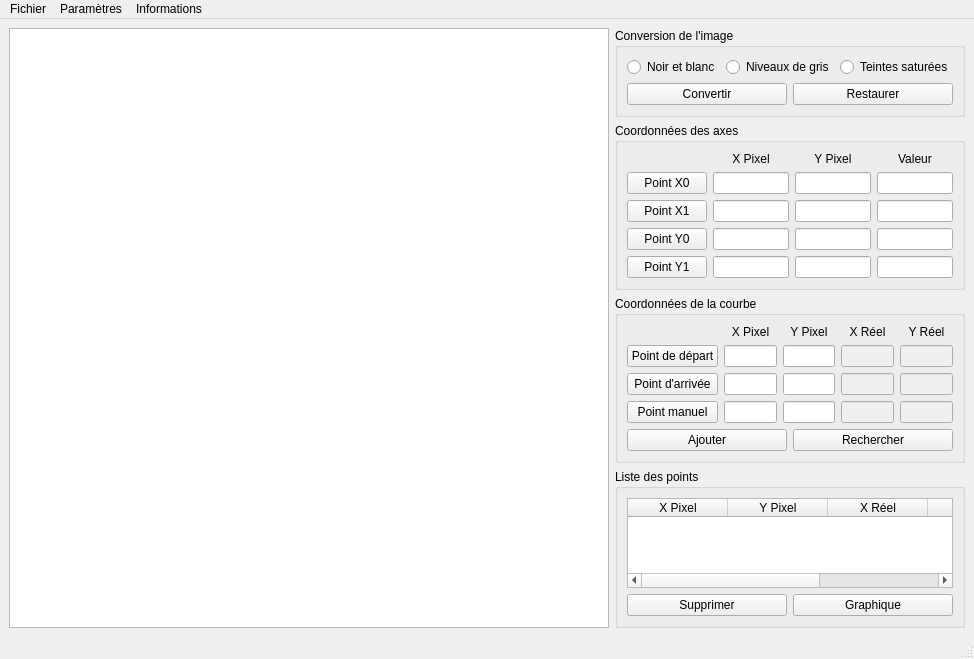
Above: interfaces/EcranPrincipal.ui from lovehina13/NumerisationDeCourbes before the change. Below: the same form after it.
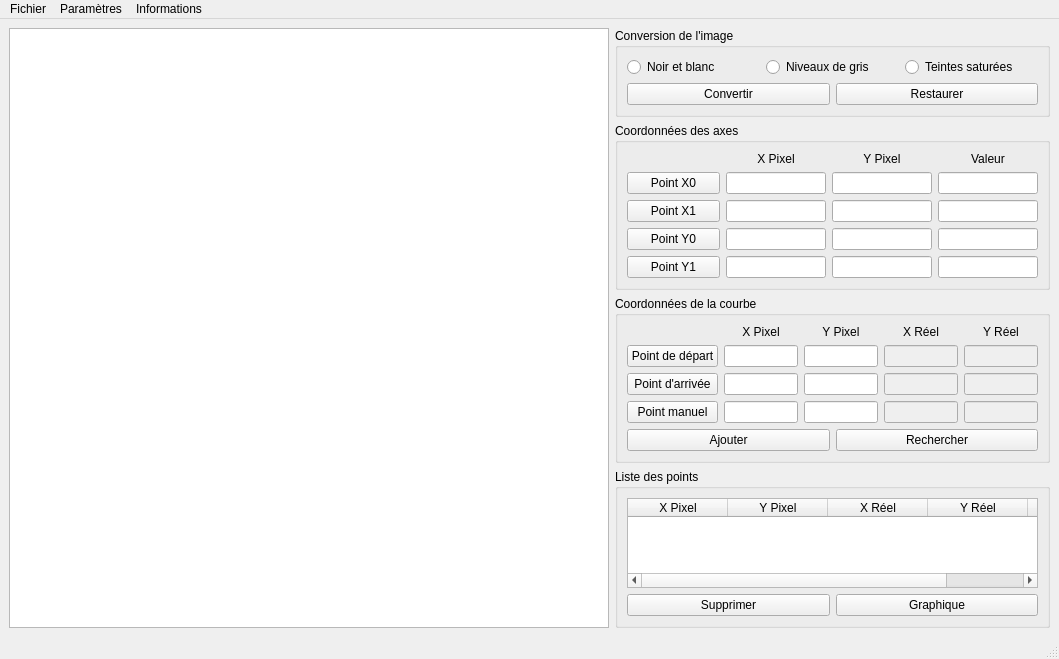
That is the form after the change. Icons and pictures are not drawn. Custom widgets are drawn as their Qt base class.

Commit message: Implémentation de la classe EcranPrincipal et des éléments Outils (non terminés).

```diff
--- a/interfaces/EcranPrincipal.ui
+++ b/interfaces/EcranPrincipal.ui
@@ -6,7 +6,7 @@
    <rect>
     <x>0</x>
     <y>0</y>
-    <width>950</width>
+    <width>1046</width>
     <height>659</height>
    </rect>
   </property>
@@ -124,13 +124,52 @@
         </widget>
        </item>
        <item row="1" column="1">
-        <widget class="QLineEdit" name="lineEditPointX0XPixel"/>
+        <widget class="QLineEdit" name="lineEditPointX0XPixel">
+         <property name="sizePolicy">
+          <sizepolicy hsizetype="Minimum" vsizetype="Fixed">
+           <horstretch>0</horstretch>
+           <verstretch>0</verstretch>
+          </sizepolicy>
+         </property>
+         <property name="maximumSize">
+          <size>
+           <width>100</width>
+           <height>16777215</height>
+          </size>
+         </property>
+        </widget>
        </item>
        <item row="1" column="2">
-        <widget class="QLineEdit" name="lineEditPointX0YPixel"/>
+        <widget class="QLineEdit" name="lineEditPointX0YPixel">
+         <property name="sizePolicy">
+          <sizepolicy hsizetype="Minimum" vsizetype="Fixed">
+           <horstretch>0</horstretch>
+           <verstretch>0</verstretch>
+          </sizepolicy>
+         </property>
+         <property name="maximumSize">
+          <size>
+           <width>100</width>
+           <height>16777215</height>
+          </size>
+         </property>
+        </widget>
        </item>
        <item row="1" column="3">
-        <widget class="QLineEdit" name="lineEditPointX0Valeur"/>
+        <widget class="QLineEdit" name="lineEditPointX0Valeur">
+         <property name="sizePolicy">
+          <sizepolicy hsizetype="Minimum" vsizetype="Fixed">
+           <horstretch>0</horstretch>
+           <verstretch>0</verstretch>
+          </sizepolicy>
+         </property>
+         <property name="maximumSize">
+          <size>
+           <width>100</width>
+           <height>16777215</height>
+          </size>
+         </property>
+        </widget>
        </item>
        <item row="2" column="0">
         <widget class="QPushButton" name="pushButtonPointX1">
@@ -143,13 +182,52 @@
         </widget>
        </item>
        <item row="2" column="1">
-        <widget class="QLineEdit" name="lineEditPointX1XPixel"/>
+        <widget class="QLineEdit" name="lineEditPointX1XPixel">
+         <property name="sizePolicy">
+          <sizepolicy hsizetype="Minimum" vsizetype="Fixed">
+           <horstretch>0</horstretch>
+           <verstretch>0</verstretch>
+          </sizepolicy>
+         </property>
+         <property name="maximumSize">
+          <size>
+           <width>100</width>
+           <height>16777215</height>
+          </size>
+         </property>
+        </widget>
        </item>
        <item row="2" column="2">
-        <widget class="QLineEdit" name="lineEditPointX1YPixel"/>
+        <widget class="QLineEdit" name="lineEditPointX1YPixel">
+         <property name="sizePolicy">
+          <sizepolicy hsizetype="Minimum" vsizetype="Fixed">
+           <horstretch>0</horstretch>
+           <verstretch>0</verstretch>
+          </sizepolicy>
+         </property>
+         <property name="maximumSize">
+          <size>
+           <width>100</width>
+           <height>16777215</height>
+          </size>
+         </property>
+        </widget>
        </item>
        <item row="2" column="3">
-        <widget class="QLineEdit" name="lineEditPointX1Valeur"/>
+        <widget class="QLineEdit" name="lineEditPointX1Valeur">
+         <property name="sizePolicy">
+          <sizepolicy hsizetype="Minimum" vsizetype="Fixed">
+           <horstretch>0</horstretch>
+           <verstretch>0</verstretch>
+          </sizepolicy>
+         </property>
+         <property name="maximumSize">
+          <size>
+           <width>100</width>
+           <height>16777215</height>
+          </size>
+         </property>
+        </widget>
        </item>
        <item row="3" column="0">
         <widget class="QPushButton" name="pushButtonPointY0">
@@ -162,13 +240,52 @@
         </widget>
        </item>
        <item row="3" column="1">
-        <widget class="QLineEdit" name="lineEditPointY0XPixel"/>
+        <widget class="QLineEdit" name="lineEditPointY0XPixel">
+         <property name="sizePolicy">
+          <sizepolicy hsizetype="Minimum" vsizetype="Fixed">
+           <horstretch>0</horstretch>
+           <verstretch>0</verstretch>
+          </sizepolicy>
+         </property>
+         <property name="maximumSize">
+          <size>
+           <width>100</width>
+           <height>16777215</height>
+          </size>
+         </property>
+        </widget>
        </item>
        <item row="3" column="2">
-        <widget class="QLineEdit" name="lineEditPointY0YPixel"/>
+        <widget class="QLineEdit" name="lineEditPointY0YPixel">
+         <property name="sizePolicy">
+          <sizepolicy hsizetype="Minimum" vsizetype="Fixed">
+           <horstretch>0</horstretch>
+           <verstretch>0</verstretch>
+          </sizepolicy>
+         </property>
+         <property name="maximumSize">
+          <size>
+           <width>100</width>
+           <height>16777215</height>
+          </size>
+         </property>
+        </widget>
        </item>
        <item row="3" column="3">
-        <widget class="QLineEdit" name="lineEditPointY0Valeur"/>
+        <widget class="QLineEdit" name="lineEditPointY0Valeur">
+         <property name="sizePolicy">
+          <sizepolicy hsizetype="Minimum" vsizetype="Fixed">
+           <horstretch>0</horstretch>
+           <verstretch>0</verstretch>
+          </sizepolicy>
+         </property>
+         <property name="maximumSize">
+          <size>
+           <width>100</width>
+           <height>16777215</height>
+          </size>
+         </property>
+        </widget>
        </item>
        <item row="4" column="0">
         <widget class="QPushButton" name="pushButtonPointY1">
@@ -181,13 +298,52 @@
         </widget>
        </item>
        <item row="4" column="1">
-        <widget class="QLineEdit" name="lineEditPointY1XPixel"/>
+        <widget class="QLineEdit" name="lineEditPointY1XPixel">
+         <property name="sizePolicy">
+          <sizepolicy hsizetype="Minimum" vsizetype="Fixed">
+           <horstretch>0</horstretch>
+           <verstretch>0</verstretch>
+          </sizepolicy>
+         </property>
+         <property name="maximumSize">
+          <size>
+           <width>100</width>
+           <height>16777215</height>
+          </size>
+         </property>
+        </widget>
        </item>
        <item row="4" column="2">
-        <widget class="QLineEdit" name="lineEditPointY1YPixel"/>
+        <widget class="QLineEdit" name="lineEditPointY1YPixel">
+         <property name="sizePolicy">
+          <sizepolicy hsizetype="Minimum" vsizetype="Fixed">
+           <horstretch>0</horstretch>
+           <verstretch>0</verstretch>
+          </sizepolicy>
+         </property>
+         <property name="maximumSize">
+          <size>
+           <width>100</width>
+           <height>16777215</height>
+          </size>
+         </property>
+        </widget>
        </item>
        <item row="4" column="3">
-        <widget class="QLineEdit" name="lineEditPointY1Valeur"/>
+        <widget class="QLineEdit" name="lineEditPointY1Valeur">
+         <property name="sizePolicy">
+          <sizepolicy hsizetype="Minimum" vsizetype="Fixed">
+           <horstretch>0</horstretch>
+           <verstretch>0</verstretch>
+          </sizepolicy>
+         </property>
+         <property name="maximumSize">
+          <size>
+           <width>100</width>
+           <height>16777215</height>
+          </size>
+         </property>
+        </widget>
        </item>
       </layout>
      </widget>
@@ -249,16 +405,54 @@
         </widget>
        </item>
        <item row="1" column="1">
-        <widget class="QLineEdit" name="lineEditPointDepartXPixel"/>
+        <widget class="QLineEdit" name="lineEditPointDepartXPixel">
+         <property name="sizePolicy">
+          <sizepolicy hsizetype="Minimum" vsizetype="Fixed">
+           <horstretch>0</horstretch>
+           <verstretch>0</verstretch>
+          </sizepolicy>
+         </property>
+         <property name="maximumSize">
+          <size>
+           <width>74</width>
+           <height>16777215</height>
+          </size>
+         </property>
+        </widget>
        </item>
        <item row="1" column="2">
-        <widget class="QLineEdit" name="lineEditPointDepartYPixel"/>
+        <widget class="QLineEdit" name="lineEditPointDepartYPixel">
+         <property name="sizePolicy">
+          <sizepolicy hsizetype="Minimum" vsizetype="Fixed">
+           <horstretch>0</horstretch>
+           <verstretch>0</verstretch>
+          </sizepolicy>
+         </property>
+         <property name="maximumSize">
+          <size>
+           <width>74</width>
+           <height>16777215</height>
+          </size>
+         </property>
+        </widget>
        </item>
        <item row="1" column="3">
         <widget class="QLineEdit" name="lineEditPointDepartXReel">
          <property name="enabled">
           <bool>false</bool>
          </property>
+         <property name="sizePolicy">
+          <sizepolicy hsizetype="Minimum" vsizetype="Fixed">
+           <horstretch>0</horstretch>
+           <verstretch>0</verstretch>
+          </sizepolicy>
+         </property>
+         <property name="maximumSize">
+          <size>
+           <width>74</width>
+           <height>16777215</height>
+          </size>
+         </property>
         </widget>
        </item>
        <item row="1" column="4">
@@ -266,6 +460,18 @@
          <property name="enabled">
           <bool>false</bool>
          </property>
+         <property name="sizePolicy">
+          <sizepolicy hsizetype="Minimum" vsizetype="Fixed">
+           <horstretch>0</horstretch>
+           <verstretch>0</verstretch>
+          </sizepolicy>
+         </property>
+         <property name="maximumSize">
+          <size>
+           <width>74</width>
+           <height>16777215</height>
+          </size>
+         </property>
         </widget>
        </item>
        <item row="2" column="0">
@@ -279,16 +485,54 @@
         </widget>
        </item>
        <item row="2" column="1">
-        <widget class="QLineEdit" name="lineEditPointArriveeXPixel"/>
+        <widget class="QLineEdit" name="lineEditPointArriveeXPixel">
+         <property name="sizePolicy">
+          <sizepolicy hsizetype="Minimum" vsizetype="Fixed">
+           <horstretch>0</horstretch>
+           <verstretch>0</verstretch>
+          </sizepolicy>
+         </property>
+         <property name="maximumSize">
+          <size>
+           <width>74</width>
+           <height>16777215</height>
+          </size>
+         </property>
+        </widget>
        </item>
        <item row="2" column="2">
-        <widget class="QLineEdit" name="lineEditPointArriveeYPixel"/>
+        <widget class="QLineEdit" name="lineEditPointArriveeYPixel">
+         <property name="sizePolicy">
+          <sizepolicy hsizetype="Minimum" vsizetype="Fixed">
+           <horstretch>0</horstretch>
+           <verstretch>0</verstretch>
+          </sizepolicy>
+         </property>
+         <property name="maximumSize">
+          <size>
+           <width>74</width>
+           <height>16777215</height>
+          </size>
+         </property>
+        </widget>
        </item>
        <item row="2" column="3">
         <widget class="QLineEdit" name="lineEditPointArriveeXReel">
          <property name="enabled">
           <bool>false</bool>
          </property>
+         <property name="sizePolicy">
+          <sizepolicy hsizetype="Minimum" vsizetype="Fixed">
+           <horstretch>0</horstretch>
+           <verstretch>0</verstretch>
+          </sizepolicy>
+         </property>
+         <property name="maximumSize">
+          <size>
+           <width>74</width>
+           <height>16777215</height>
+          </size>
+         </property>
         </widget>
        </item>
        <item row="2" column="4">
@@ -296,6 +540,18 @@
          <property name="enabled">
           <bool>false</bool>
          </property>
+         <property name="sizePolicy">
+          <sizepolicy hsizetype="Minimum" vsizetype="Fixed">
+           <horstretch>0</horstretch>
+           <verstretch>0</verstretch>
+          </sizepolicy>
+         </property>
+         <property name="maximumSize">
+          <size>
+           <width>74</width>
+           <height>16777215</height>
+          </size>
+         </property>
         </widget>
        </item>
        <item row="3" column="0">
@@ -309,16 +565,54 @@
         </widget>
        </item>
        <item row="3" column="1">
-        <widget class="QLineEdit" name="lineEditPointManuelXPixel"/>
+        <widget class="QLineEdit" name="lineEditPointManuelXPixel">
+         <property name="sizePolicy">
+          <sizepolicy hsizetype="Minimum" vsizetype="Fixed">
+           <horstretch>0</horstretch>
+           <verstretch>0</verstretch>
+          </sizepolicy>
+         </property>
+         <property name="maximumSize">
+          <size>
+           <width>74</width>
+           <height>16777215</height>
+          </size>
+         </property>
+        </widget>
        </item>
        <item row="3" column="2">
-        <widget class="QLineEdit" name="lineEditPointManuelYPixel"/>
+        <widget class="QLineEdit" name="lineEditPointManuelYPixel">
+         <property name="sizePolicy">
+          <sizepolicy hsizetype="Minimum" vsizetype="Fixed">
+           <horstretch>0</horstretch>
+           <verstretch>0</verstretch>
+          </sizepolicy>
+         </property>
+         <property name="maximumSize">
+          <size>
+           <width>74</width>
+           <height>16777215</height>
+          </size>
+         </property>
+        </widget>
        </item>
        <item row="3" column="3">
         <widget class="QLineEdit" name="lineEditPointManuelXReel">
          <property name="enabled">
           <bool>false</bool>
          </property>
+         <property name="sizePolicy">
+          <sizepolicy hsizetype="Minimum" vsizetype="Fixed">
+           <horstretch>0</horstretch>
+           <verstretch>0</verstretch>
+          </sizepolicy>
+         </property>
+         <property name="maximumSize">
+          <size>
+           <width>74</width>
+           <height>16777215</height>
+          </size>
+         </property>
         </widget>
        </item>
        <item row="3" column="4">
@@ -326,6 +620,18 @@
          <property name="enabled">
           <bool>false</bool>
          </property>
+         <property name="sizePolicy">
+          <sizepolicy hsizetype="Minimum" vsizetype="Fixed">
+           <horstretch>0</horstretch>
+           <verstretch>0</verstretch>
+          </sizepolicy>
+         </property>
+         <property name="maximumSize">
+          <size>
+           <width>74</width>
+           <height>16777215</height>
+          </size>
+         </property>
         </widget>
        </item>
        <item row="4" column="0" colspan="5">
@@ -357,6 +663,12 @@
       <layout class="QGridLayout" name="gridLayoutListePoints">
        <item row="0" column="0">
         <widget class="QTableWidget" name="tableWidgetListePoints">
+         <property name="sizePolicy">
+          <sizepolicy hsizetype="Minimum" vsizetype="Expanding">
+           <horstretch>0</horstretch>
+           <verstretch>0</verstretch>
+          </sizepolicy>
+         </property>
          <property name="editTriggers">
           <set>QAbstractItemView::NoEditTriggers</set>
          </property>
@@ -418,7 +730,7 @@
     <rect>
      <x>0</x>
      <y>0</y>
-     <width>950</width>
+     <width>1046</width>
      <height>21</height>
     </rect>
    </property>
```
The commit also changes 1 other file.
